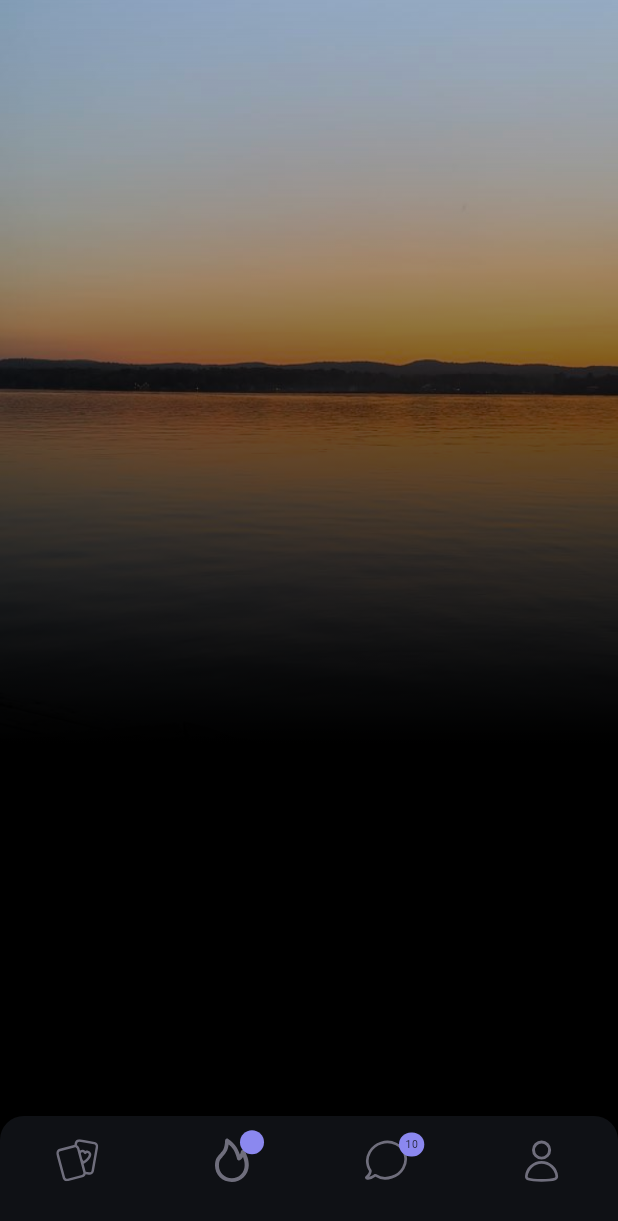
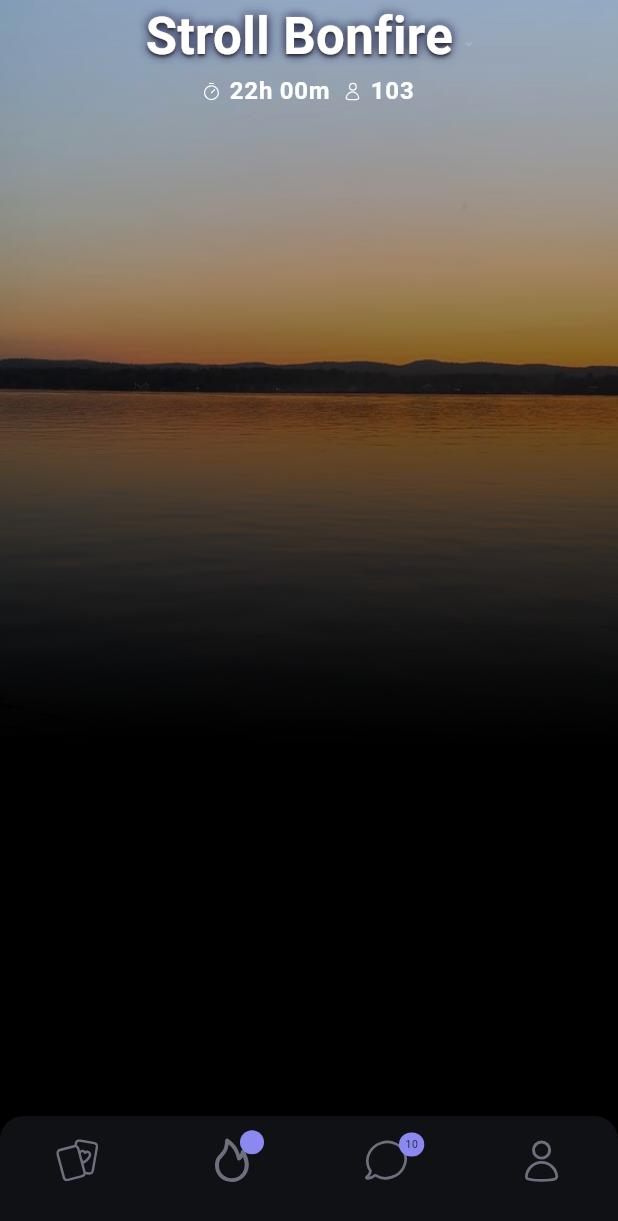
Before and after one commit to AdebayoGit/StrollApp, a Flutter app: the screen it shows after launch, on a phone screen of 412 x 824 dp. Shown: the top 1221 px of the screen. Run offline on Flutter 3.47's test engine with Material 3 defaults, Android fonts, the phone set to English and light mode, and no system bars; our stand-ins replace flutter_svg; project files that could hold a hidden picture were left out.

```diff
--- a/lib/gen/assets.gen.dart
+++ b/lib/gen/assets.gen.dart
@@ -10,8 +10,8 @@
 class $AssetsIconsGen {
   const $AssetsIconsGen();
 
-  /// File path: assets/icons/alarm.svg
-  String get alarm => 'assets/icons/alarm.svg';
+  /// File path: assets/icons/timer.svg
+  String get alarm => 'assets/icons/timer.svg';
 
   /// File path: assets/icons/down_arrow.svg
   String get downArrow => 'assets/icons/down_arrow.svg';
--- a/lib/src/common/config/app_theme.dart
+++ b/lib/src/common/config/app_theme.dart
@@ -1,6 +1,12 @@
 import 'package:flutter/material.dart';
 
+import 'custom_shadow_colors.dart';
+
 class AppTheme {
+  static const Color headerBoxShadow1 = Color(0xFF000033);
+  static const Color headerBoxShadow2 = Color(0xFFBEBEBE);
+  static const Color headerBoxShadow3 = Color(0xFF24232F);
+
   static ThemeData lightTheme = ThemeData(
     primarySwatch: Colors.blue,
     scaffoldBackgroundColor: Colors.white,
@@ -38,6 +44,14 @@ class AppTheme {
     bottomNavigationBarTheme: const BottomNavigationBarThemeData(
       backgroundColor: Color(0xFF0F1115),
     ),
+    shadowColor: headerBoxShadow1,
+    extensions: const <ThemeExtension<dynamic>>[
+      CustomShadowColors(
+        shadow1: headerBoxShadow1,
+        shadow2: headerBoxShadow2,
+        shadow3: headerBoxShadow3,
+      ),
+    ],
   );
 
   static ThemeData darkTheme = ThemeData(
@@ -81,5 +95,13 @@ class AppTheme {
     bottomNavigationBarTheme: const BottomNavigationBarThemeData(
       backgroundColor: Color(0xFF0F1115),
     ),
+    shadowColor: headerBoxShadow1,
+    extensions: const <ThemeExtension<dynamic>>[
+      CustomShadowColors(
+        shadow1: headerBoxShadow1,
+        shadow2: headerBoxShadow2,
+        shadow3: headerBoxShadow3,
+      ),
+    ],
   );
 }
--- a/lib/src/common/config/config.dart
+++ b/lib/src/common/config/config.dart
@@ -1,3 +1,4 @@
 /// app-level configurations like themes, routes, constants
 
 export 'app_theme.dart';
+export 'custom_shadow_colors.dart';
--- /dev/null
+++ b/lib/src/common/config/custom_shadow_colors.dart
@@ -0,0 +1,36 @@
+import 'package:flutter/material.dart';
+
+class CustomShadowColors extends ThemeExtension<CustomShadowColors> {
+  final Color shadow1;
+  final Color shadow2;
+  final Color shadow3;
+
+  const CustomShadowColors({
+    required this.shadow1,
+    required this.shadow2,
+    required this.shadow3,
+  });
+
+  @override
+  CustomShadowColors copyWith({
+    Color? shadow1,
+    Color? shadow2,
+    Color? shadow3,
+  }) {
+    return CustomShadowColors(
+      shadow1: shadow1 ?? this.shadow1,
+      shadow2: shadow2 ?? this.shadow2,
+      shadow3: shadow3 ?? this.shadow3,
+    );
+  }
+
+  @override
+  CustomShadowColors lerp(ThemeExtension<CustomShadowColors>? other, double t) {
+    if (other is! CustomShadowColors) return this;
+    return CustomShadowColors(
+      shadow1: Color.lerp(shadow1, other.shadow1, t)!,
+      shadow2: Color.lerp(shadow2, other.shadow2, t)!,
+      shadow3: Color.lerp(shadow3, other.shadow3, t)!,
+    );
+  }
+}
--- a/lib/src/common/constants/asset_path.dart
+++ b/lib/src/common/constants/asset_path.dart
@@ -9,6 +9,14 @@ class AssetPaths {
   static const String flameIcon = 'assets/icons/nav_icons/flame.svg';
   static const String profileIcon = 'assets/icons/nav_icons/profile.svg';
 
+  // Profile Page Assets
+  static const String timerIcon = 'assets/icons/timer.svg';
+  static const String peopleIcon = 'assets/icons/people.svg';
+  static const String arrowDownIcon = 'assets/icons/arrow_down.svg';
+
+  // Placeholder Images
+  static const String userImage = 'assets/images/placeholders/Joey 2.png';
+  // Background Images
   static const String background = 'assets/images/background.png';
 
   // Group assets logically
--- a/lib/src/features/home/presentation/screens/home_screen.dart
+++ b/lib/src/features/home/presentation/screens/home_screen.dart
@@ -1,7 +1,10 @@
+import 'package:app/src/common/constants/export.dart';
 import 'package:app/src/features/home/presentation/widgets/bottom_nav_widget.dart';
 import 'package:flutter/material.dart';
 
+import '../widgets/HeaderTextWidget.dart';
 import '../widgets/background_widget.dart';
+import '../widgets/details_widget.dart';
 
 class HomeScreen extends StatelessWidget {
   const HomeScreen({super.key});
@@ -14,6 +17,28 @@ class HomeScreen extends StatelessWidget {
           Positioned.fill(
             child: BackgroundWidget(),
           ),
+          SafeArea(
+            child: Column(
+              mainAxisAlignment: MainAxisAlignment.spaceBetween,
+              children: [
+                Column(
+                  crossAxisAlignment: CrossAxisAlignment.center,
+                  children: [
+                    HeaderTextWidget(),
+                    Row(
+                      mainAxisAlignment: MainAxisAlignment.center,
+                      crossAxisAlignment: CrossAxisAlignment.center,
+                      children: [
+                        DetailsRowItem(iconPath: AssetPaths.timerIcon, label: "22h 00m"),
+                        SizedBox(width: 10),
+                        DetailsRowItem(iconPath: AssetPaths.peopleIcon, label: "103"),
+                      ],
+                    ),
+                  ],
+                ),
+              ],
+            ),
+          ),
         ],
       ),
       bottomNavigationBar: BottomNavWidget(),
--- /dev/null
+++ b/lib/src/features/home/presentation/widgets/HeaderTextWidget.dart
@@ -0,0 +1,54 @@
+import 'package:app/src/common/config/config.dart';
+import 'package:app/src/common/constants/export.dart';
+import 'package:flutter/material.dart';
+
+import '../../../../common/adapters/export.dart';
+
+class HeaderTextWidget extends StatelessWidget {
+  const HeaderTextWidget({super.key});
+
+  @override
+  Widget build(BuildContext context) {
+    final theme = Theme.of(context);
+    final customShadowColors = theme.extension<CustomShadowColors>();
+
+    return Row(
+      crossAxisAlignment: CrossAxisAlignment.center,
+      mainAxisAlignment: MainAxisAlignment.center,
+      children: [
+        Text(
+          "Stroll Bonfire",
+          style: TextStyle(
+            color: theme.textTheme.titleLarge?.color ?? Colors.white,
+            fontSize: 34,
+            shadows: [
+              BoxShadow(
+                color: customShadowColors!.shadow1,
+                blurRadius: 7.9,
+              ),
+              BoxShadow(
+                color: customShadowColors.shadow2,
+                blurRadius: 2,
+              ),
+              BoxShadow(
+                color: customShadowColors.shadow3,
+                blurRadius: 2,
+                offset: const Offset(0, 1),
+              ),
+            ],
+            fontWeight: FontWeight.w700,
+          ),
+        ),
+        const SizedBox(width: 8),
+        Padding(
+          padding: const EdgeInsets.only(top: 10),
+          child: SvgPictureAdapter.asset(
+            AssetPaths.arrowDownIcon,
+            height: 10,
+            width: 5,
+          ),
+        ),
+      ],
+    );
+  }
+}
--- /dev/null
+++ b/lib/src/features/home/presentation/widgets/details_widget.dart
@@ -0,0 +1,37 @@
+import 'package:app/src/common/adapters/export.dart';
+import 'package:flutter/material.dart';
+
+class DetailsRowItem extends StatelessWidget {
+  const DetailsRowItem({
+    Key? key,
+    required this.iconPath,
+    required this.label,
+  }) : super(key: key);
+
+  final String iconPath;
+  final String label;
+
+  @override
+  Widget build(BuildContext context) {
+    final theme = Theme.of(context);
+    final textStyle = theme.textTheme.bodyLarge?.copyWith(
+      color: Colors.white,
+      fontWeight: FontWeight.bold,
+    );
+
+    return Row(
+      crossAxisAlignment: CrossAxisAlignment.center,
+      mainAxisAlignment: MainAxisAlignment.start,
+      children: [
+        SvgPictureAdapter.asset(
+          iconPath,
+          color: Colors.white,
+          height: 13,
+          width: 10,
+        ),
+        const SizedBox(width: 7),
+        Text(label, style: textStyle),
+      ],
+    );
+  }
+}
--- a/pubspec.yaml
+++ b/pubspec.yaml
@@ -66,6 +66,7 @@ flutter:
     - assets/icons/
     - assets/icons/nav_icons/
     - assets/images/
+    - assets/images/placeholders/
 
   # An image asset can refer to one or more resolution-specific "variants", see
   # https://flutter.dev/to/resolution-aware-images
```
Also changed, not shown: lib/src/features/home/presentation/widgets/options_card_widget.dart (added, +163 -0 lines), assets/icons/arrow_down.svg (added), assets/icons/timer.svg (renamed from assets/icons/alarm.svg), assets/images/placeholders/Joey 2.png (added).
